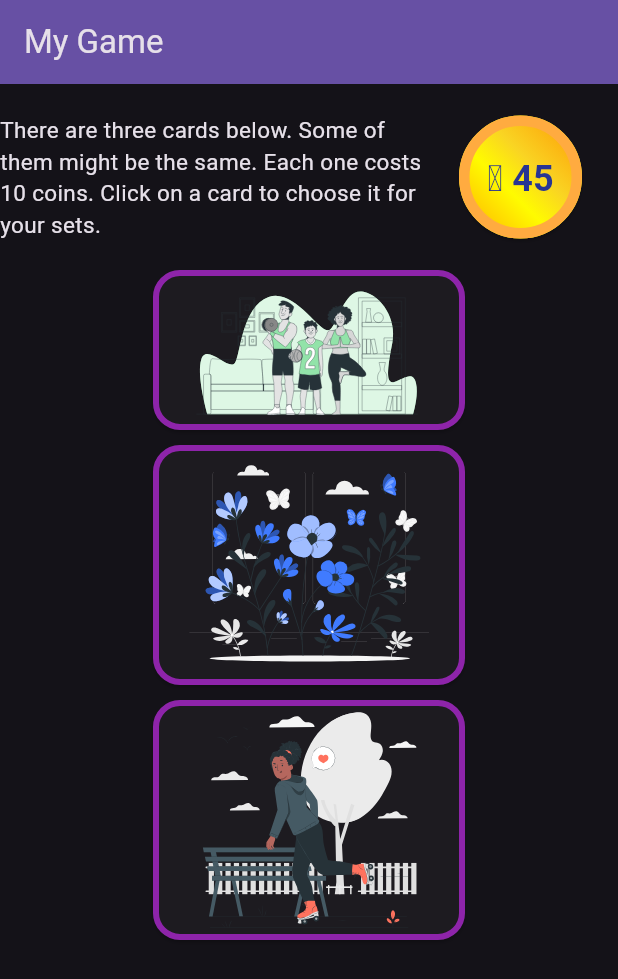
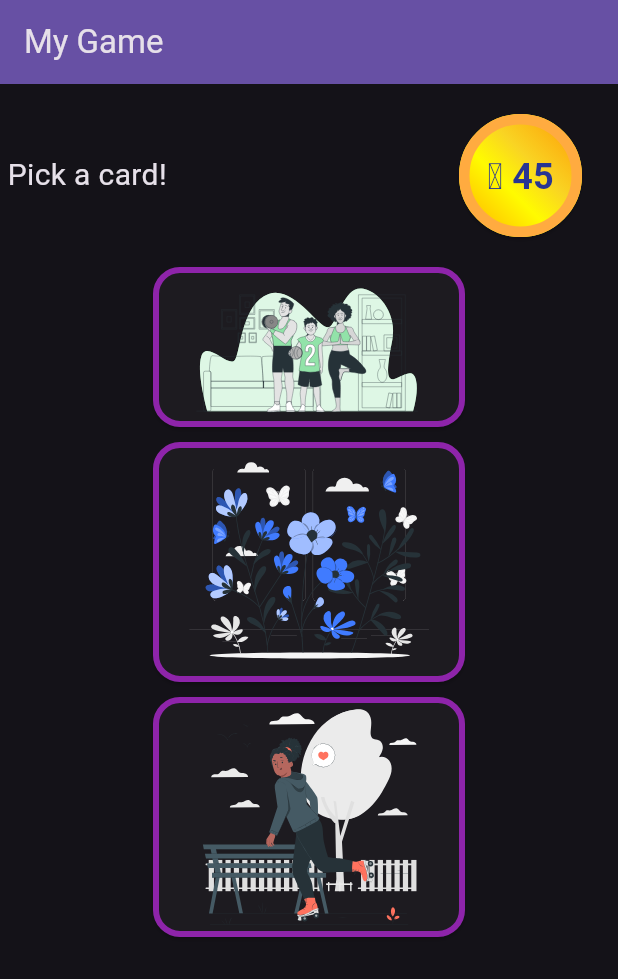
Before and after one commit to fflowio/mobile_game, a Flutter app: the screen it shows after launch, after a tap on "Start", on a phone screen of 412 x 824 dp. Shown: the top 979 px of the screen. Run offline on Flutter 3.47's test engine with Material 3 defaults, Android fonts, the phone set to English and light mode, and no system bars; our stand-ins replace flutter_svg.

Commit message:
Make text snappier

```diff
--- a/lib/views/home_page.dart
+++ b/lib/views/home_page.dart
@@ -54,6 +54,7 @@ class _HomePageState extends State<HomePage> {
       return defaultContents();
     }
 
+
   }
 
   Column threeCards() {
@@ -91,20 +92,20 @@ class _HomePageState extends State<HomePage> {
   }
 
   Row coinRow() {
-    String welcomeText = "Welcome to my game. Your goal is to buy images and collect them in sets. Here is your starting money!";
+    String welcomeText = "Welcome to my game!";
 
     if (_showContents == "three") {
-      welcomeText = "There are three cards below. Some of them might be the same. Each one costs 10 coins. Click on a card to choose it for your sets.";
+      welcomeText = "Pick a card!";
     }
 
     return Row(
-      mainAxisAlignment: MainAxisAlignment.end,
+      mainAxisAlignment: MainAxisAlignment.spaceBetween,
       children: [
-        Flexible(
+        Padding(
+          padding: const EdgeInsets.only(left: 5),
           child: Text(
             welcomeText,
-            softWrap: true,
-            style: const TextStyle(fontSize: 15)
+            style: const TextStyle(fontSize: 20),
           )
         ),
         Widgets.numberIcon(_coins)
```
